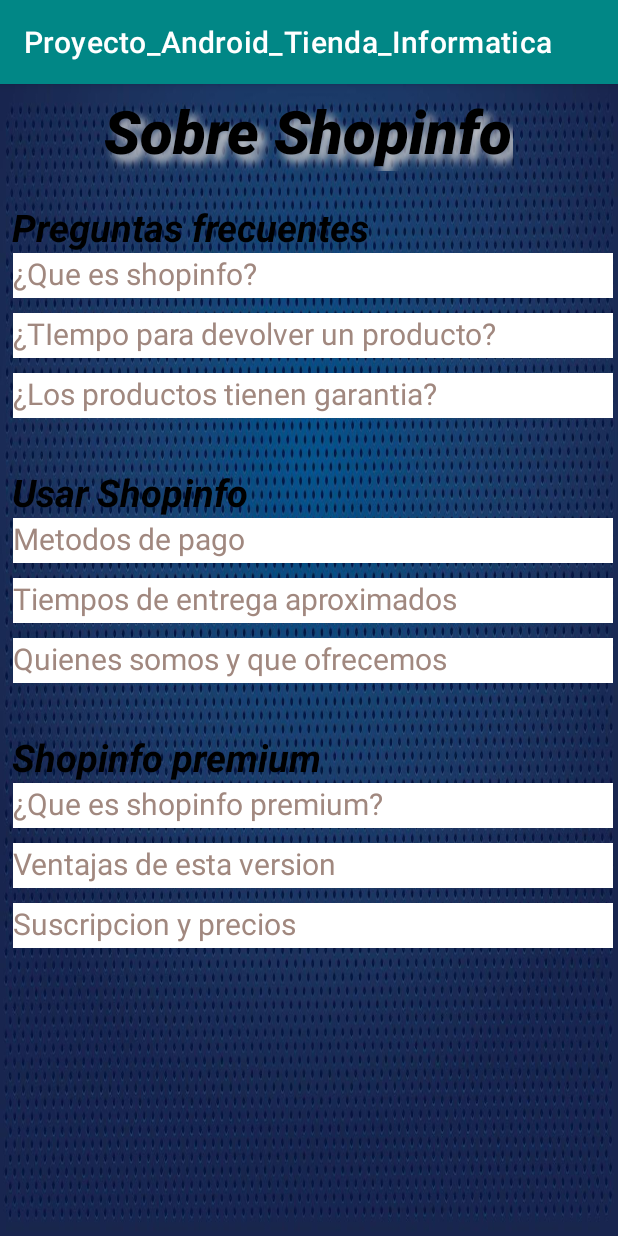
After one commit to bucce2002/Proyecto_Tienda_Android, an Android app: the AyudaActivity screen opened directly, with no data from a screen before it, on a phone screen of 412 x 824 dp. The commit adds this screen. Run offline under Robolectric (Android 15) with nearby library versions, the phone set to English and light mode, and no system bars.

Commit message:
Apartado de ayuda listo, faltan solo los cuadros de dialogo

```diff
--- a/app/src/main/AndroidManifest.xml
+++ b/app/src/main/AndroidManifest.xml
@@ -1,7 +1,8 @@
 <?xml version="1.0" encoding="utf-8"?>
 <manifest xmlns:android="http://schemas.android.com/apk/res/android"
-    package="pildorasinformaticas.com.mylogin.proyecto_android_tienda_informatica" >
-    <uses-permission android:name="android.permission.INTERNET"></uses-permission>
+    package="pildorasinformaticas.com.mylogin.proyecto_android_tienda_informatica">
+
+    <uses-permission android:name="android.permission.INTERNET" />
 
     <application
         android:allowBackup="true"
@@ -9,8 +10,11 @@
         android:label="@string/app_name"
         android:roundIcon="@mipmap/ic_launcher_round"
         android:supportsRtl="true"
-        android:usesCleartextTraffic="true"
-        android:theme="@style/Theme.Proyecto_Android_Tienda_Informatica" >
+        android:theme="@style/Theme.Proyecto_Android_Tienda_Informatica"
+        android:usesCleartextTraffic="true">
+        <activity
+            android:name=".AyudaActivity"
+            android:exported="false" />
         <activity
             android:name=".RegistroActivity"
             android:exported="false" />
@@ -23,6 +27,7 @@
             android:theme="@style/splashTheme">
             <intent-filter>
                 <action android:name="android.intent.action.MAIN" />
+
                 <category android:name="android.intent.category.LAUNCHER" />
             </intent-filter>
         </activity>
--- /dev/null
+++ b/app/src/main/java/pildorasinformaticas/com/mylogin/proyecto_android_tienda_informatica/AyudaActivity.java
@@ -0,0 +1,14 @@
+package pildorasinformaticas.com.mylogin.proyecto_android_tienda_informatica;
+
+import androidx.appcompat.app.AppCompatActivity;
+
+import android.os.Bundle;
+
+public class AyudaActivity extends AppCompatActivity {
+
+    @Override
+    protected void onCreate(Bundle savedInstanceState) {
+        super.onCreate(savedInstanceState);
+        setContentView(R.layout.activity_ayuda);
+    }
+}
--- a/app/src/main/java/pildorasinformaticas/com/mylogin/proyecto_android_tienda_informatica/LoginActivity.java
+++ b/app/src/main/java/pildorasinformaticas/com/mylogin/proyecto_android_tienda_informatica/LoginActivity.java
@@ -20,8 +20,6 @@
     EditText clave,correo;
     String clave2,correo2;
     Button backdoor;
-
-
 
     @Override
     protected void onCreate(Bundle savedInstanceState) {
--- /dev/null
+++ b/app/src/main/res/layout/activity_ayuda.xml
@@ -0,0 +1,211 @@
+<?xml version="1.0" encoding="utf-8"?>
+<androidx.constraintlayout.widget.ConstraintLayout xmlns:android="http://schemas.android.com/apk/res/android"
+    xmlns:app="http://schemas.android.com/apk/res-auto"
+    xmlns:tools="http://schemas.android.com/tools"
+    android:layout_width="match_parent"
+    android:layout_height="match_parent"
+    android:background="@drawable/fondosaaw"
+    tools:context=".AyudaActivity">
+
+    <TextView
+        android:id="@+id/textView1"
+        android:layout_width="wrap_content"
+        android:layout_height="wrap_content"
+        android:layout_marginTop="4dp"
+        android:fontFamily="sans-serif-medium"
+        android:shadowColor="@color/gris1"
+        android:shadowDx="7"
+        android:shadowDy="7"
+        android:shadowRadius="7"
+        android:text="@string/sobre_shopinfo"
+        android:textColor="#000000"
+        android:textSize="40sp"
+        android:textStyle="bold|italic"
+        app:layout_constraintEnd_toEndOf="parent"
+        app:layout_constraintHorizontal_bias="0.496"
+        app:layout_constraintStart_toStartOf="parent"
+        app:layout_constraintTop_toTopOf="parent" />
+
+    <TextView
+        android:id="@+id/textView2"
+        android:layout_width="wrap_content"
+        android:layout_height="wrap_content"
+        android:layout_marginStart="8dp"
+        android:layout_marginTop="20dp"
+        android:text="@string/preguntas_frecuentes"
+        android:textColor="#000000"
+        android:textSize="25sp"
+        android:textStyle="bold|italic"
+        app:layout_constraintStart_toStartOf="parent"
+        app:layout_constraintTop_toBottomOf="@+id/textView1"
+        tools:ignore="TextContrastCheck" />
+
+    <TextView
+        android:id="@+id/textView3"
+        android:layout_width="400dp"
+        android:layout_height="30dp"
+        android:layout_marginStart="10dp"
+        android:layout_marginEnd="5dp"
+        android:background="@color/white"
+        android:hint="@string/que_es_shopinfo"
+        android:textAlignment="textStart"
+        android:textColorHint="#A1887F"
+        android:textSize="20sp"
+        app:layout_constraintEnd_toEndOf="parent"
+        app:layout_constraintStart_toStartOf="parent"
+        app:layout_constraintTop_toBottomOf="@+id/textView2" />
+
+    <TextView
+        android:id="@+id/textView4"
+        android:layout_width="400dp"
+        android:layout_height="30dp"
+        android:layout_marginStart="10dp"
+        android:layout_marginTop="10dp"
+        android:layout_marginEnd="5dp"
+        android:background="@color/white"
+        android:hint="@string/tiempo_para_devolver_un_producto"
+        android:textAlignment="textStart"
+        android:textColorHint="#A1887F"
+        android:textSize="20sp"
+        app:layout_constraintEnd_toEndOf="parent"
+        app:layout_constraintStart_toStartOf="parent"
+        app:layout_constraintTop_toBottomOf="@+id/textView3" />
+
+    <TextView
+        android:id="@+id/textView5"
+        android:layout_width="400dp"
+        android:layout_height="30dp"
+        android:layout_marginStart="10dp"
+        android:layout_marginTop="10dp"
+        android:layout_marginEnd="5dp"
+        android:background="@color/white"
+        android:hint="@string/los_productos_tienen_garantia"
+        android:textAlignment="textStart"
+        android:textColorHint="#A1887F"
+        android:textSize="20sp"
+        app:layout_constraintEnd_toEndOf="parent"
+        app:layout_constraintStart_toStartOf="parent"
+        app:layout_constraintTop_toBottomOf="@+id/textView4" />
+
+    <TextView
+        android:id="@+id/textView6"
+        android:layout_width="wrap_content"
+        android:layout_height="wrap_content"
+        android:layout_marginStart="8dp"
+        android:layout_marginTop="32dp"
+        android:text="@string/usar_shopinfo"
+        android:textColor="#000000"
+        android:textSize="25sp"
+        android:textStyle="bold|italic"
+        app:layout_constraintStart_toStartOf="parent"
+        app:layout_constraintTop_toBottomOf="@+id/textView5"
+        tools:ignore="TextContrastCheck" />
+
+    <TextView
+        android:id="@+id/textView7"
+        android:layout_width="400dp"
+        android:layout_height="30dp"
+        android:layout_marginStart="10dp"
+        android:layout_marginEnd="5dp"
+        android:background="@color/white"
+        android:hint="@string/metodos_de_pago"
+        android:textAlignment="textStart"
+        android:textColorHint="#A1887F"
+        android:textSize="20sp"
+        app:layout_constraintEnd_toEndOf="parent"
+        app:layout_constraintStart_toStartOf="parent"
+        app:layout_constraintTop_toBottomOf="@+id/textView6" />
+
+    <TextView
+        android:id="@+id/textView8"
+        android:layout_width="400dp"
+        android:layout_height="30dp"
+        android:layout_marginStart="10dp"
+        android:layout_marginTop="10dp"
+        android:layout_marginEnd="5dp"
+        android:background="@color/white"
+        android:hint="@string/tiempos_de_entrega_aproximados"
+        android:textAlignment="textStart"
+        android:textColorHint="#A1887F"
+        android:textSize="20sp"
+        app:layout_constraintEnd_toEndOf="parent"
+        app:layout_constraintStart_toStartOf="parent"
+        app:layout_constraintTop_toBottomOf="@+id/textView7" />
+
+    <TextView
+        android:id="@+id/textView9"
+        android:layout_width="400dp"
+        android:layout_height="30dp"
+        android:layout_marginStart="10dp"
+        android:layout_marginTop="10dp"
+        android:layout_marginEnd="5dp"
+        android:background="@color/white"
+        android:hint="@string/quienes_somos_y_que_ofrecemos"
+        android:textAlignment="textStart"
+        android:textColorHint="#A1887F"
+        android:textSize="20sp"
+        app:layout_constraintEnd_toEndOf="parent"
+        app:layout_constraintStart_toStartOf="parent"
+        app:layout_constraintTop_toBottomOf="@+id/textView8" />
+
+    <TextView
+        android:id="@+id/textView10"
+        android:layout_width="wrap_content"
+        android:layout_height="wrap_content"
+        android:layout_marginStart="8dp"
+        android:layout_marginTop="32dp"
+        android:text="@string/shopinfo_premium"
+        android:textColor="#000000"
+        android:textSize="25sp"
+        android:textStyle="bold|italic"
+        app:layout_constraintStart_toStartOf="parent"
+        app:layout_constraintTop_toBottomOf="@+id/textView9"
+        tools:ignore="TextContrastCheck" />
+
+    <TextView
+        android:id="@+id/textView11"
+        android:layout_width="400dp"
+        android:layout_height="30dp"
+        android:layout_marginStart="10dp"
+        android:layout_marginEnd="5dp"
+        android:background="@color/white"
+        android:hint="@string/que_es_shopinfo_premium"
+        android:textAlignment="textStart"
+        android:textColorHint="#A1887F"
+        android:textSize="20sp"
+        app:layout_constraintEnd_toEndOf="parent"
+        app:layout_constraintStart_toStartOf="parent"
+        app:layout_constraintTop_toBottomOf="@+id/textView10" />
+
+    <TextView
+        android:id="@+id/textView12"
+        android:layout_width="400dp"
+        android:layout_height="30dp"
+        android:layout_marginStart="10dp"
+        android:layout_marginTop="10dp"
+        android:layout_marginEnd="5dp"
+        android:background="@color/white"
+        android:hint="@string/ventajas_de_esta_version"
+        android:textAlignment="textStart"
+        android:textColorHint="#A1887F"
+        android:textSize="20sp"
+        app:layout_constraintEnd_toEndOf="parent"
+        app:layout_constraintStart_toStartOf="parent"
+        app:layout_constraintTop_toBottomOf="@+id/textView11" />
+
+    <TextView
+        android:id="@+id/textView13"
+        android:layout_width="400dp"
+        android:layout_height="30dp"
+        android:layout_marginStart="10dp"
+        android:layout_marginTop="10dp"
+        android:layout_marginEnd="5dp"
+        android:background="@color/white"
+        android:hint="@string/suscripcion_y_precios"
+        android:textAlignment="textStart"
+        android:textColorHint="#A1887F"
+        android:textSize="20sp"
+        app:layout_constraintEnd_toEndOf="parent"
+        app:layout_constraintStart_toStartOf="parent"
+        app:layout_constraintTop_toBottomOf="@+id/textView12" />
+</androidx.constraintlayout.widget.ConstraintLayout>
--- a/app/src/main/res/values/strings.xml
+++ b/app/src/main/res/values/strings.xml
@@ -12,4 +12,17 @@
     <string name="marca">Marca:</string>
     <string name="tipo">Tipo:</string>
     <string name="caracteristicas">Caracteristicas:</string>
+    <string name="ventajas_de_esta_version">Ventajas de esta version</string>
+    <string name="suscripcion_y_precios">Suscripcion y precios</string>
+    <string name="tiempo_para_devolver_un_producto">¿TIempo para devolver un producto?</string>
+    <string name="sobre_shopinfo">Sobre Shopinfo</string>
+    <string name="preguntas_frecuentes">Preguntas frecuentes</string>
+    <string name="que_es_shopinfo">¿Que es shopinfo?</string>
+    <string name="los_productos_tienen_garantia">¿Los productos tienen garantia?</string>
+    <string name="usar_shopinfo">Usar Shopinfo</string>
+    <string name="metodos_de_pago">Metodos de pago</string>
+    <string name="tiempos_de_entrega_aproximados">Tiempos de entrega aproximados</string>
+    <string name="quienes_somos_y_que_ofrecemos">Quienes somos y que ofrecemos</string>
+    <string name="shopinfo_premium">Shopinfo premium</string>
+    <string name="que_es_shopinfo_premium">¿Que es shopinfo premium?</string>
 </resources>
```
Also changed, not shown: app/src/main/res/drawable/fondosaaw.jpg (added).
